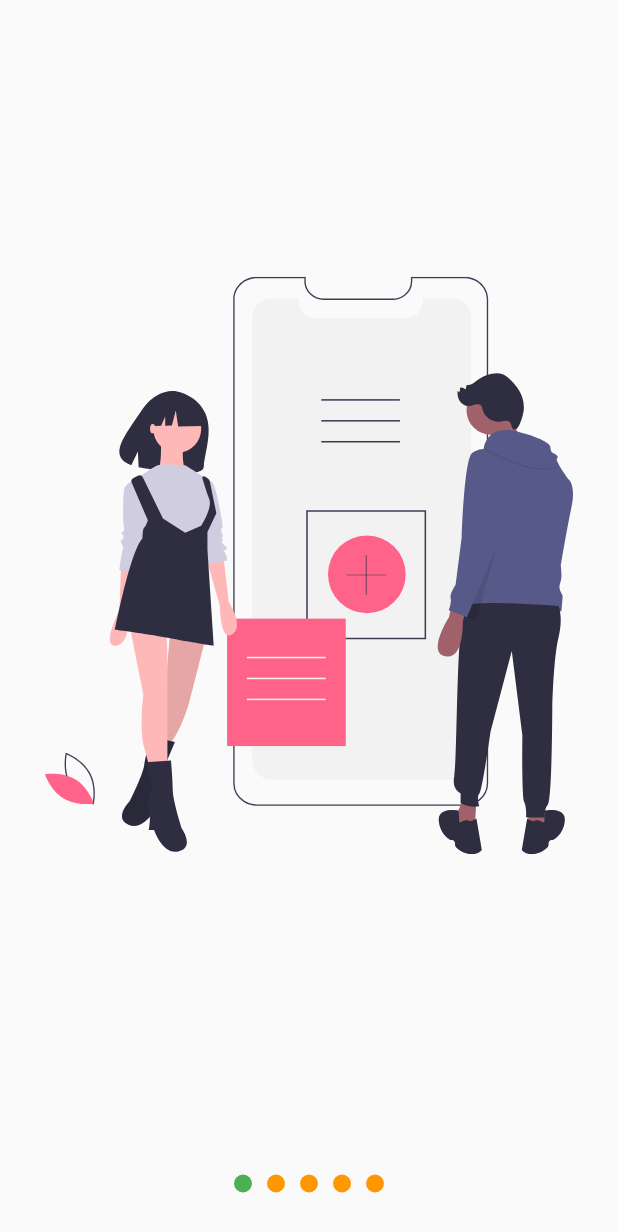
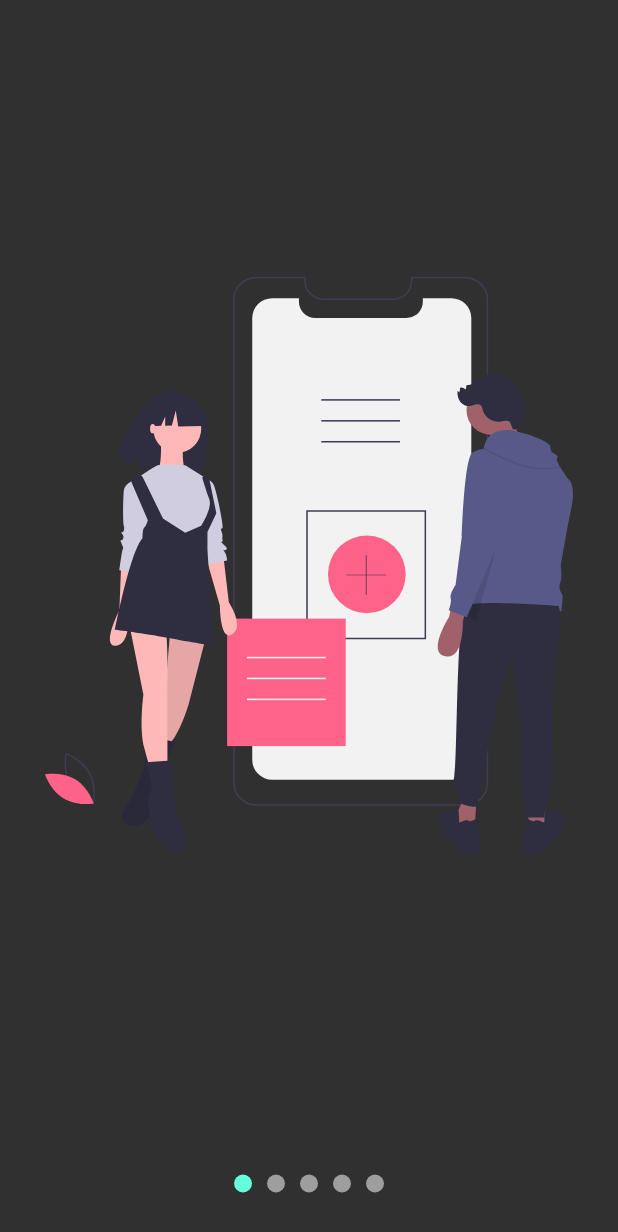
Before and after one commit to medinabotadev/avanced-flutter-uidesing, a Flutter app: the screen it shows after launch, after a tap on "Slideshow", on a phone screen of 412 x 824 dp. Shown: the top 1232 px of the screen. Run offline on Flutter 3.47's test engine with Material 2 defaults, Android fonts, the phone set to English and light mode, and no system bars; our stand-ins replace animate_do, flutter_svg, font_awesome_flutter.

Commit message:
themes section finished

```diff
--- a/lib/main.dart
+++ b/lib/main.dart
@@ -5,7 +5,7 @@ import 'src/pages/launcher_page.dart';
 void main() {
   runApp(
     ChangeNotifierProvider(
-      create: ((context) => ThemeChanger()),
+      create: ((context) => ThemeChanger(2)),
       child: const MyApp()
     )
   );
@@ -14,7 +14,9 @@ class MyApp extends StatelessWidget {
   const MyApp({Key? key}) : super(key: key);
   @override
   Widget build(BuildContext context) {
+    final currentTheme = Provider.of<ThemeChanger>(context).currentTheme;
     return MaterialApp(
+      theme: currentTheme,
       debugShowCheckedModeBanner: false,
       title: 'Diseños App',
       home: LauncherPage()
--- a/lib/src/pages/launcher_page.dart
+++ b/lib/src/pages/launcher_page.dart
@@ -25,15 +25,16 @@ class _ListaOpciones extends StatelessWidget {
 
   @override
   Widget build(BuildContext context) {
+    final appTheme = Provider.of<ThemeChanger>(context).currentTheme;
     return ListView.separated(
       physics: BouncingScrollPhysics(),
-      separatorBuilder: (BuildContext context, int index) => Divider(color: Colors.blue,),
+      separatorBuilder: (BuildContext context, int index) => Divider(color: appTheme.primaryColorLight,),
       itemCount: pageRoutes.length,
       itemBuilder: (BuildContext context, int index){
         return ListTile(
-          leading: FaIcon(pageRoutes[index].icon, color: Colors.blue,),
+          leading: FaIcon(pageRoutes[index].icon, color: appTheme.colorScheme.secondary,),
           title: Text(pageRoutes[index].titulo),
-          trailing: Icon(Icons.chevron_right, color: Colors.blue,),
+          trailing: Icon(Icons.chevron_right, color: appTheme.colorScheme.secondary,),
           onTap: (){
             Navigator.push(context, MaterialPageRoute(builder: (BuildContext context) => pageRoutes[index].page));
           },
@@ -49,6 +50,7 @@ class _MenuPrincipal extends StatelessWidget {
   @override
   Widget build(BuildContext context) {
     final appTheme = Provider.of<ThemeChanger>(context);
+    final accentColor = appTheme.currentTheme.colorScheme.secondary;
     return Drawer(
       child: Container(
         child: Column(
@@ -58,7 +60,7 @@ class _MenuPrincipal extends StatelessWidget {
                 width: double.infinity,
                 height: 200.0,
                 child: CircleAvatar(
-                  backgroundColor: Colors.blue,
+                  backgroundColor: appTheme.currentTheme.colorScheme.secondary,
                   child: Text('JM', style: TextStyle(fontSize: 50.0),),
                 ),
               ),
@@ -68,11 +70,11 @@ class _MenuPrincipal extends StatelessWidget {
             ),
 
             ListTile(
-              leading: Icon(Icons.lightbulb_outline, color: Colors.blue,),
+              leading: Icon(Icons.lightbulb_outline, color: accentColor,),
               title: Text('Dark mode'),
               trailing: Switch.adaptive(
                 value: appTheme.darkTheme,
-                activeColor: Colors.blue,
+                activeColor: accentColor,
                 onChanged: (value){
                   appTheme.darkTheme = value;
                 }
@@ -84,11 +86,11 @@ class _MenuPrincipal extends StatelessWidget {
               left: false,
               right: false,
               child: ListTile(
-                leading: Icon(Icons.add_to_home_screen, color: Colors.blue,),
+                leading: Icon(Icons.add_to_home_screen, color: accentColor,),
                 title: Text('Custom Theme'),
                 trailing: Switch.adaptive(
                   value: appTheme.customTheme,
-                  activeColor: Colors.blue,
+                  activeColor: accentColor,
                   onChanged: (value){
                     appTheme.customTheme = value;
                   }
--- a/lib/src/pages/pinterest_page.dart
+++ b/lib/src/pages/pinterest_page.dart
@@ -1,3 +1,4 @@
+import 'package:custom_painter/src/theme/theme.dart';
 import 'package:custom_painter/src/widgets/pinterest_menu.dart';
 import 'package:flutter/material.dart';
 import 'package:flutter_staggered_grid_view/flutter_staggered_grid_view.dart';
@@ -36,12 +37,15 @@ class _PinterestMenuPositioned extends StatelessWidget {
   @override
   Widget build(BuildContext context) {
     final mostrar = Provider.of<_MenuModel>(context).mostrar;
+    final appTheme = Provider.of<ThemeChanger>(context).currentTheme;
     return Positioned(
       bottom: 30.0,
       child: SizedBox(
         width: MediaQuery.of(context).size.width,
         child: Align(
-          child: PinterestMenu(mostrar: mostrar,),
+          child: PinterestMenu(
+            mostrar: mostrar,
+            ),
         ),
       )
     );
--- a/lib/src/pages/slideshow_page.dart
+++ b/lib/src/pages/slideshow_page.dart
@@ -1,17 +1,21 @@
+import 'package:custom_painter/src/theme/theme.dart';
 import 'package:custom_painter/src/widgets/slideshow.dart';
 import 'package:flutter/material.dart';
 import 'package:flutter_svg/flutter_svg.dart';
+import 'package:provider/provider.dart';
 
 class SlideshowPage extends StatelessWidget {
   const SlideshowPage({ Key? key }) : super(key: key);
 
   @override
   Widget build(BuildContext context) {
+    final appTheme = Provider.of<ThemeChanger>(context);
+    final accentColor = appTheme.currentTheme.colorScheme.secondary;
     return Scaffold(
       body: Slideshow(
         // puntosArriba: true,
-        colorPrimario: Colors.green,
-        colorSecundario: Colors.orange,
+        colorPrimario: (appTheme.darkTheme) ? accentColor : Color(0xFFFF5A7E),
+        // colorSecundario: Colors.orange,
         slides: <Widget>[
           SvgPicture.asset('assets/svgs/slide-1.svg'),
           SvgPicture.asset('assets/svgs/slide-2.svg'),
--- a/lib/src/theme/theme.dart
+++ b/lib/src/theme/theme.dart
@@ -1,21 +1,59 @@
 import 'package:flutter/material.dart';
 
 class ThemeChanger with ChangeNotifier{
-  bool _darkTheme    = false;
+  bool _darkTheme    = ThemeMode.system == ThemeMode.light ? false : true;
   bool _customTheme  = false;
+
+  ThemeData _currentTheme = ThemeMode.system == ThemeMode.light ? ThemeData.light() : ThemeData.dark();
 
   bool get darkTheme => _darkTheme;
   bool get customTheme => _customTheme;
+  ThemeData get currentTheme => _currentTheme;
+
+  ThemeChanger(int theme){
+    switch (theme) {
+      case 1: // Light
+        _darkTheme = false;
+        _customTheme = false;
+        _currentTheme = ThemeData.light();
+        break;
+      case 2:
+        _darkTheme = true;
+        _customTheme = false;
+        _currentTheme = ThemeData.dark();
+        break;
+      case 3:
+        _darkTheme = true;
+        _customTheme = false;
+        _currentTheme = ThemeData.dark();
+        break;
+      default:
+        _darkTheme = false;
+        _customTheme = false;
+        _currentTheme = ThemeData.light();
+    }
+  }
+
 
   set darkTheme(bool value){
     _customTheme = false;
     _darkTheme = value;
+    if (value) {
+      _currentTheme = ThemeData.dark();
+    } else {
+      _currentTheme = ThemeData.light();
+    }
     notifyListeners();
   }
 
   set customTheme(bool value){
     _darkTheme = false;
     _customTheme = value;
+    if (value) {
+      _currentTheme = ThemeData.light();
+    } else {
+      _currentTheme = ThemeData.light();
+    }
     notifyListeners();
   }
 }
```
Also changed, not shown: 3 other files.
